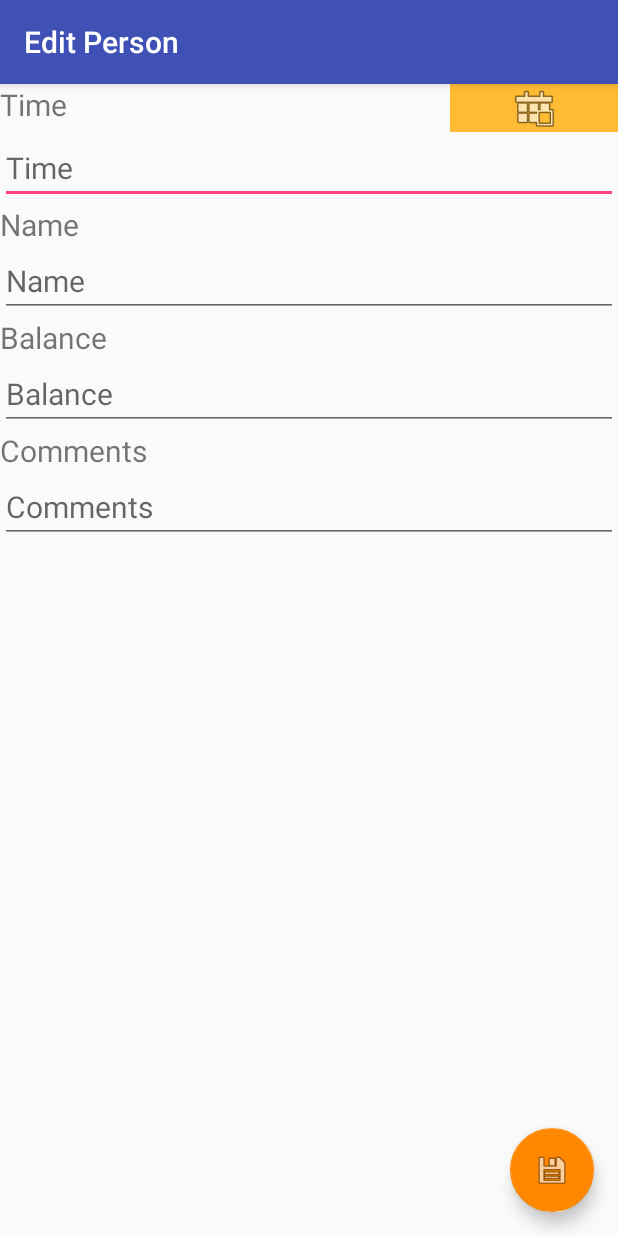
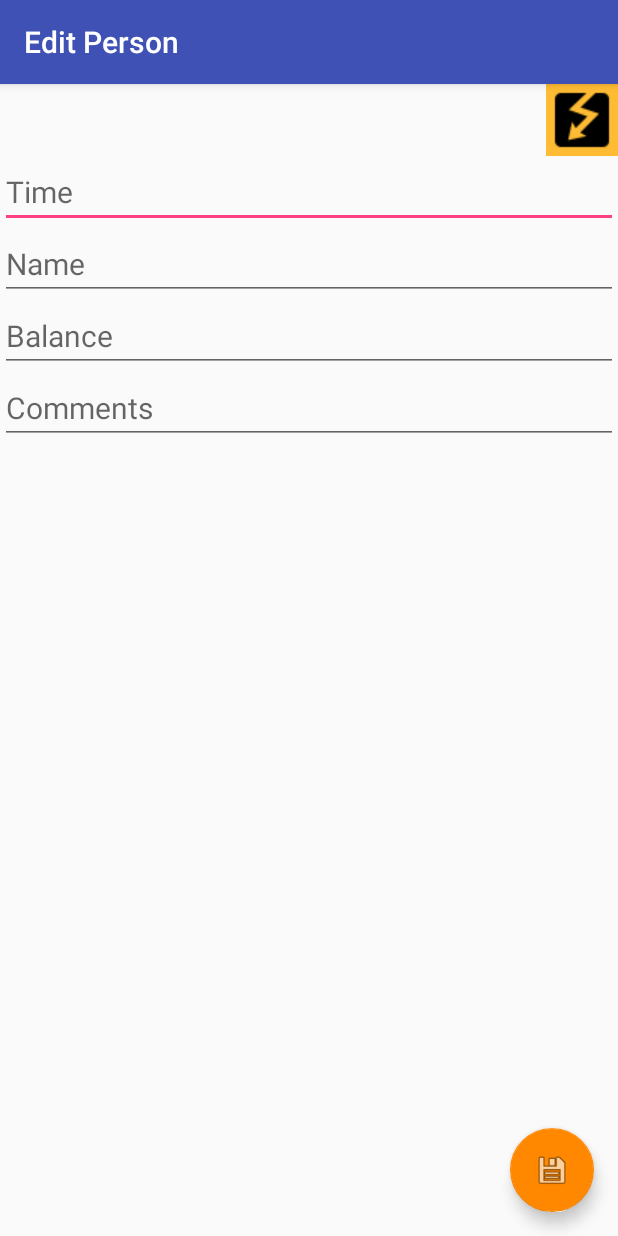
Before and after one commit to z65251/gamerecord, an Android app: the EditPersonActivity screen opened directly, with no data from a screen before it, on a phone screen of 412 x 824 dp. Run offline under Robolectric (Android 15) with nearby library versions, the phone set to English and light mode, and no system bars; 9 statements that could not run were skipped.

```diff
--- a/app/src/main/java/com/alan/andy/gamerecord/EditPersonActivity.kt
+++ b/app/src/main/java/com/alan/andy/gamerecord/EditPersonActivity.kt
@@ -8,6 +8,9 @@ import kotlinx.android.synthetic.main.activity_edit_person.*
 import kotlinx.android.synthetic.main.content_edit_person.*
 import java.text.SimpleDateFormat
 import java.util.*
+import android.view.WindowManager
+
+
 
 class EditPersonActivity : AppCompatActivity() {
 
--- a/app/src/main/java/com/alan/andy/gamerecord/MainActivity.kt
+++ b/app/src/main/java/com/alan/andy/gamerecord/MainActivity.kt
@@ -16,11 +16,8 @@ import android.content.Intent.FLAG_GRANT_READ_URI_PERMISSION
 import android.net.Uri
 import android.support.v7.app.AlertDialog
 import com.alan.andy.gamerecord.RecordDbHelper.Companion.DATABASE_NAME
-import java.io.File
-import java.text.SimpleDateFormat
 import java.util.*
-import android.support.v4.content.FileProvider.getUriForFile
-import android.util.Log
+
 
 
 class MainActivity : AppCompatActivity(), NavigationView.OnNavigationItemSelectedListener {
--- a/app/src/main/java/com/alan/andy/gamerecord/RecordDbHelper.kt
+++ b/app/src/main/java/com/alan/andy/gamerecord/RecordDbHelper.kt
@@ -3,9 +3,6 @@ package com.alan.andy.gamerecord
 import android.content.Context
 import android.database.sqlite.SQLiteDatabase
 import android.database.sqlite.SQLiteOpenHelper
-import android.database.DatabaseErrorHandler
-import android.database.sqlite.SQLiteDatabase.CursorFactory
-
 
 
 
--- a/app/src/main/java/com/alan/andy/gamerecord/Utils.kt
+++ b/app/src/main/java/com/alan/andy/gamerecord/Utils.kt
@@ -1,12 +1,10 @@
 package com.alan.andy.gamerecord
 
-import android.app.Activity
+
 import android.content.ContentValues
-import android.content.Context
 import android.content.Intent
 import android.database.Cursor
 import android.database.Cursor.FIELD_TYPE_NULL
-import android.support.v4.content.ContextCompat.getColor
 
 /**
  * Created by z00325866 on 2018/2/22.
--- a/app/src/main/java/com/alan/andy/gamerecord/ViewEventActivity.kt
+++ b/app/src/main/java/com/alan/andy/gamerecord/ViewEventActivity.kt
@@ -5,7 +5,6 @@ import android.content.Intent
 import android.support.v7.app.AppCompatActivity
 import android.os.Bundle
 import android.support.v7.app.AlertDialog
-import android.util.Log
 import android.widget.SimpleAdapter
 import kotlinx.android.synthetic.main.content_view_event.*
 import kotlinx.android.synthetic.main.activity_view_event.*
--- a/app/src/main/res/layout/content_edit_person.xml
+++ b/app/src/main/res/layout/content_edit_person.xml
@@ -13,28 +13,14 @@
         android:layout_height="match_parent"
         android:orientation="vertical">
 
-        <LinearLayout
-            android:layout_width="match_parent"
-            android:layout_height="wrap_content"
-            android:orientation="horizontal"
-            android:layout_gravity="end">
-
-            <TextView
-                android:id="@+id/textView_Time"
-                android:layout_width="300dp"
-                android:layout_height="30dp"
-                android:text="@string/text_time"
-                android:textSize="20sp" />
-
-            <ImageView
-                android:id="@+id/button_today"
-                android:layout_width="0dp"
-                android:layout_height="wrap_content"
-                android:layout_weight="1"
-                android:background="@android:color/holo_orange_light"
-                android:contentDescription="@string/text_today"
-                app:srcCompat="@android:drawable/ic_menu_today" />
-        </LinearLayout>
+        <ImageView
+            android:id="@+id/button_today"
+            android:layout_width="48dp"
+            android:layout_height="48dp"
+            android:layout_gravity="end"
+            android:background="@android:color/holo_orange_light"
+            android:contentDescription="@string/text_today"
+            app:srcCompat="@drawable/today" />
 
         <EditText
             android:id="@+id/editText_Time"
@@ -46,13 +32,6 @@
             android:hint="@string/text_time"
             android:autofillHints="@string/text_time" tools:targetApi="o" />
 
-        <TextView
-            android:id="@+id/textView_Name"
-            android:layout_width="match_parent"
-            android:layout_height="wrap_content"
-            android:text="@string/text_name"
-            android:textSize="20sp"/>
-
         <EditText
             android:id="@+id/editText_Name"
             android:layout_width="match_parent"
@@ -62,13 +41,6 @@
             android:hint="@string/text_name"
             android:autofillHints="@string/text_name" tools:targetApi="o" />
 
-        <TextView
-            android:id="@+id/textView_Balance"
-            android:layout_width="match_parent"
-            android:layout_height="wrap_content"
-            android:text="@string/text_balance"
-            android:textSize="20sp"/>
-
         <EditText
             android:id="@+id/editText_Balance"
             android:layout_width="match_parent"
@@ -77,13 +49,6 @@
             android:textSize="20sp"
             android:hint="@string/text_balance"
             android:autofillHints="@string/text_balance" tools:targetApi="o" />
-
-        <TextView
-            android:id="@+id/textView_Comments"
-            android:layout_width="match_parent"
-            android:layout_height="wrap_content"
-            android:text="@string/text_comments"
-            android:textSize="20sp"/>
 
         <EditText
             android:id="@+id/editText_Comments"
```
Also changed, not shown: app/src/main/java/com/alan/andy/gamerecord/EditEventActivity.kt (+0 -7 lines), app/src/main/java/com/alan/andy/gamerecord/ViewChartActivity.kt (+0 -9 lines), app/src/main/res/layout/content_edit_event.xml (+9 -38 lines), app/src/main/res/drawable/today.png (added).
